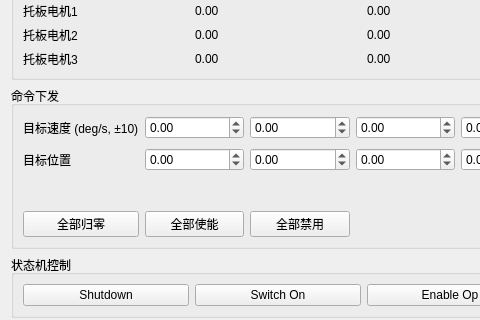
This is Mount_Show/MountShow/armwidget.ui in Zterch/Mount_Prj as Qt 5 draws it before an edit; both pictures show x 0 to 480 and y 134 to 454 of the 900 by 738 pixel window. The edited form follows.
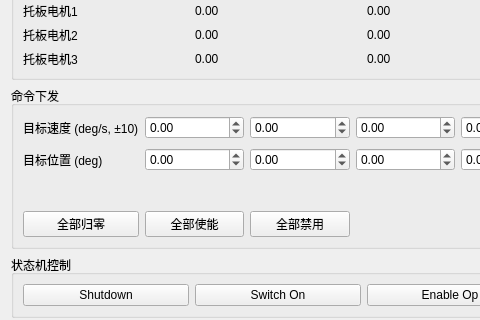
This is the edited form.

```diff
--- a/Mount_Show/MountShow/armwidget.ui
+++ b/Mount_Show/MountShow/armwidget.ui
@@ -387,7 +387,7 @@
       <item row="1" column="0">
        <widget class="QLabel" name="label_6">
         <property name="text">
-         <string>目标位置</string>
+         <string>目标位置 (deg)</string>
         </property>
        </widget>
       </item>
```
Left out of the diff: 24 changed lines with no effect on the pictures.
